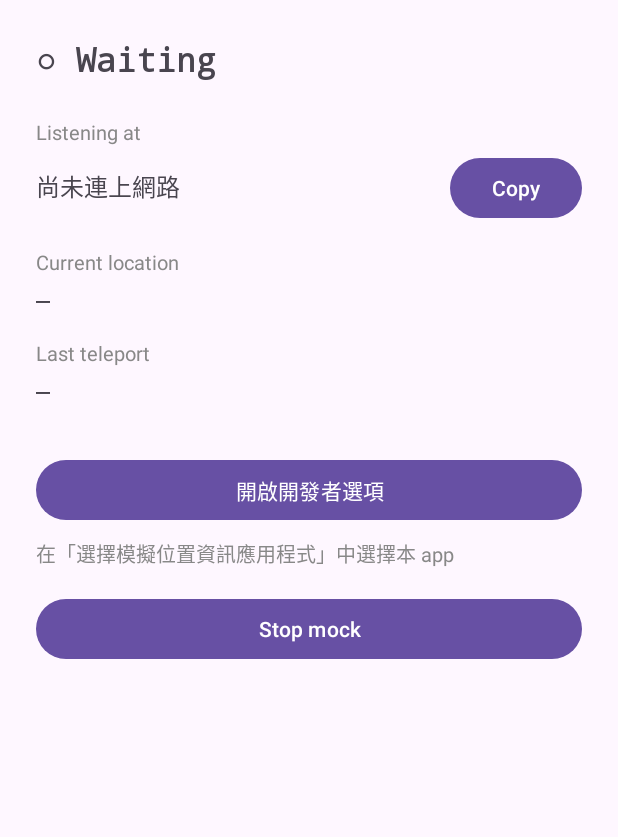
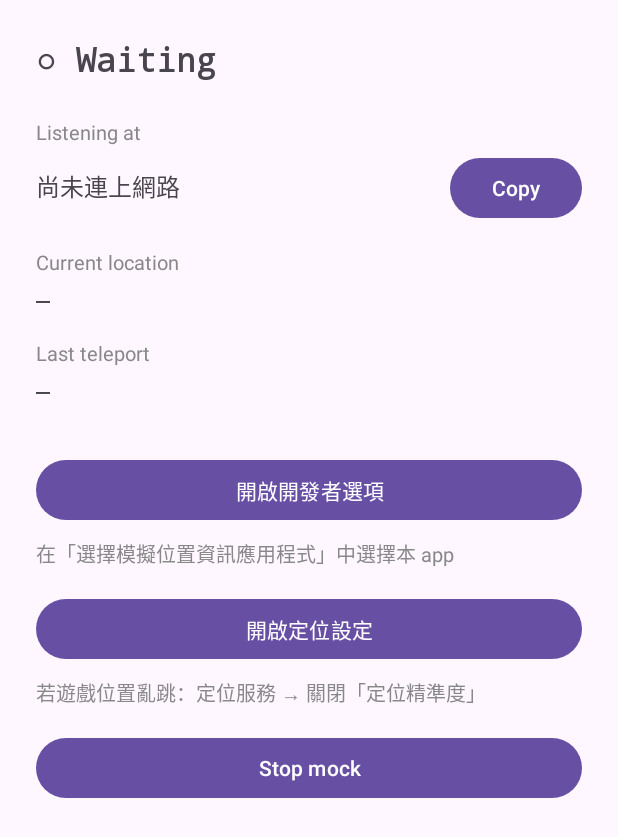
Before and after one commit to noracami/warp, an Android app: the screen it shows after launch (MainActivity), on a phone screen of 412 x 824 dp. Shown: the top 837 px of the screen. Run offline under Robolectric (Android 15) with nearby library versions, the phone set to English and light mode, and no system bars.

Commit message:
Add 'open location settings' shortcut to phone app
新增首頁按鈕進入系統定位設定，附提示提醒使用者關閉「定位精準度」
以避免 Fused Location Provider 把 Wi-Fi/藍牙掃描混入結果。

Co-Authored-By: Claude Opus 4.7 (1M context) <noreply@anthropic.com>

```diff
--- a/android/app/src/main/java/dev/warp/mockgps/MainActivity.kt
+++ b/android/app/src/main/java/dev/warp/mockgps/MainActivity.kt
@@ -59,6 +59,7 @@ class MainActivity : AppCompatActivity() {
         lastTeleportText = findViewById(R.id.lastTeleportText)
 
         findViewById<Button>(R.id.openDevOptionsButton).setOnClickListener { openDeveloperOptions() }
+        findViewById<Button>(R.id.openLocationSettingsButton).setOnClickListener { openLocationSettings() }
         findViewById<Button>(R.id.stopMockButton).setOnClickListener { stopMock() }
         findViewById<Button>(R.id.copyIpButton).setOnClickListener { copyIpToClipboard() }
 
@@ -102,6 +103,14 @@ class MainActivity : AppCompatActivity() {
         val clipboard = getSystemService(Context.CLIPBOARD_SERVICE) as ClipboardManager
         clipboard.setPrimaryClip(ClipData.newPlainText("Warp URL", url))
         Toast.makeText(this, "已複製：$url", Toast.LENGTH_SHORT).show()
+    }
+
+    private fun openLocationSettings() {
+        try {
+            startActivity(Intent(Settings.ACTION_LOCATION_SOURCE_SETTINGS))
+        } catch (_: ActivityNotFoundException) {
+            Toast.makeText(this, "無法開啟定位設定", Toast.LENGTH_SHORT).show()
+        }
     }
 
     private fun openDeveloperOptions() {
--- a/android/app/src/main/res/layout/activity_main.xml
+++ b/android/app/src/main/res/layout/activity_main.xml
@@ -117,6 +117,24 @@
             android:layout_height="16dp" />
 
         <Button
+            android:id="@+id/openLocationSettingsButton"
+            android:layout_width="match_parent"
+            android:layout_height="wrap_content"
+            android:text="開啟定位設定" />
+
+        <TextView
+            android:layout_width="match_parent"
+            android:layout_height="wrap_content"
+            android:layout_marginTop="8dp"
+            android:textSize="13sp"
+            android:textColor="#888"
+            android:text="若遊戲位置亂跳：定位服務 → 關閉「定位精準度」" />
+
+        <View
+            android:layout_width="match_parent"
+            android:layout_height="16dp" />
+
+        <Button
             android:id="@+id/stopMockButton"
             android:layout_width="match_parent"
             android:layout_height="wrap_content"
```
